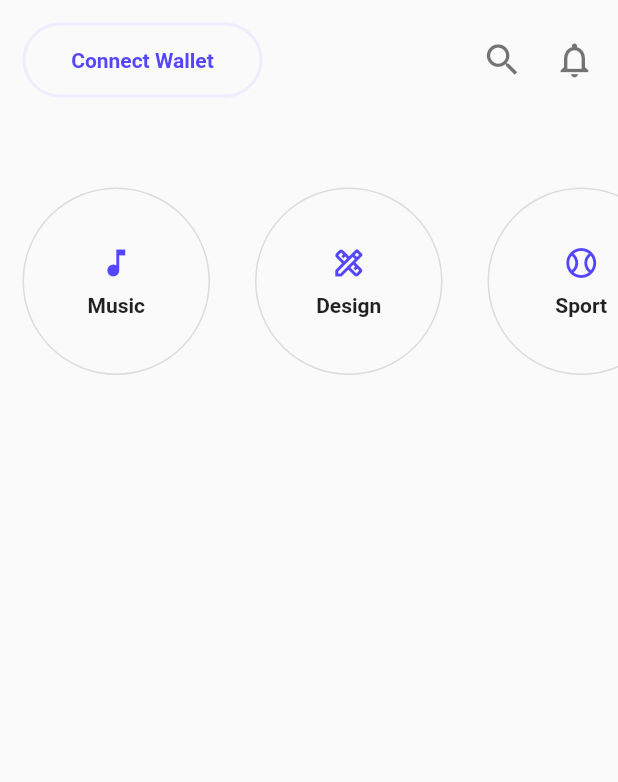
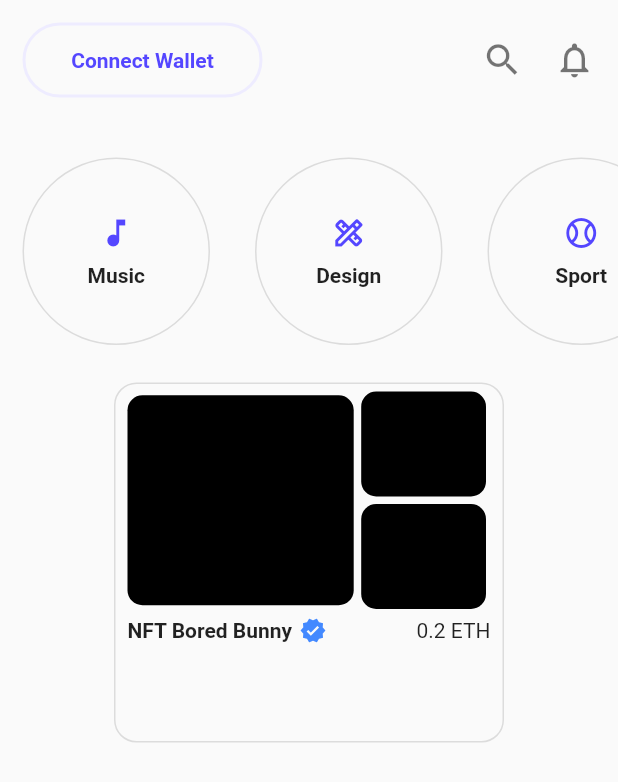
Before and after one commit to ZRShamim/nft_market, a Flutter app: the HomePage screen opened directly, on a phone screen of 412 x 824 dp. Shown: the top 782 px of the screen. Run offline on Flutter 3.47's test engine with Material 2 defaults, Android fonts, the phone set to English and light mode, and no system bars; our stand-ins replace email_validator, firebase_auth, firebase_core, flutter_inset_box_shadow, google_sign_in, shared_preferences; accounts and stored records are empty.

Commit message:
grouped section working ongoing

```diff
--- a/lib/view/main_pages/home_page.dart
+++ b/lib/view/main_pages/home_page.dart
@@ -1,4 +1,5 @@
 import 'package:flutter/material.dart';
+import 'widgets/genre_container.dart';
 
 class HomePage extends StatelessWidget {
   const HomePage({Key? key}) : super(key: key);
@@ -59,7 +60,7 @@ class HomePage extends StatelessWidget {
               ),
             ),
             const SizedBox(
-              height: 30,
+              height: 10,
             ),
             // Search by genre section
             SingleChildScrollView(
@@ -80,7 +81,15 @@ class HomePage extends StatelessWidget {
                   ),
                 ],
               ),
-            )
+            ),
+            SizedBox(
+              height: 10,
+            ),
+            // group section
+            const GroupContainer()
+            // Hot Collection
+            // Top sellers
+            // Top buyers
           ],
         ),
       ),
@@ -88,42 +97,94 @@ class HomePage extends StatelessWidget {
   }
 }
 
-class GenreContainer extends StatelessWidget {
-  const GenreContainer({
+class GroupContainer extends StatelessWidget {
+  const GroupContainer({
     Key? key,
-    required this.icon,
-    required this.text,
   }) : super(key: key);
-
-  final IconData icon;
-  final String text;
 
   @override
   Widget build(BuildContext context) {
+    double size = 260;
     return Container(
-      margin: const EdgeInsets.all(15),
-      width: 125,
-      height: 125,
+      padding: const EdgeInsets.symmetric(horizontal: 8),
+      width: size,
+      height: 240,
       decoration: BoxDecoration(
+        // color: Colors.black,
+        borderRadius: BorderRadius.circular(15),
         border: Border.all(
           color: Colors.black12,
         ),
-        borderRadius: BorderRadius.circular(100),
       ),
       child: Column(
-        mainAxisAlignment: MainAxisAlignment.center,
         children: [
-          Icon(
-            icon,
-            color: const Color(0xff5446FF),
+          Padding(
+            padding: const EdgeInsets.symmetric(vertical: 5),
+            child: Row(
+              // mainAxisAlignment: MainAxisAlignment.center,
+              children: [
+                Container(
+                  width: size * 0.58,
+                  height: 140,
+                  decoration: BoxDecoration(
+                    color: Colors.black,
+                    borderRadius: BorderRadius.circular(10),
+                  ),
+                ),
+                const SizedBox(
+                  width: 5,
+                ),
+                Column(
+                  children: [
+                    Container(
+                      width: size * 0.32,
+                      height: 70,
+                      decoration: BoxDecoration(
+                        color: Colors.black,
+                        borderRadius: BorderRadius.circular(10),
+                      ),
+                    ),
+                    const SizedBox(
+                      height: 5,
+                    ),
+                    Container(
+                      width: size * 0.32,
+                      height: 70,
+                      decoration: BoxDecoration(
+                        color: Colors.black,
+                        borderRadius: BorderRadius.circular(10),
+                      ),
+                    ),
+                  ],
+                )
+              ],
+            ),
           ),
-          SizedBox(
-            height: 8,
-          ),
-          Text(
-            text,
-            style: TextStyle(fontSize: 14, fontWeight: FontWeight.w700),
-          ),
+          Row(
+            mainAxisAlignment: MainAxisAlignment.spaceBetween,
+            children: [
+              Row(
+                children: const [
+                  Text(
+                    'NFT Bored Bunny',
+                    style: TextStyle(
+                      fontSize: 14,
+                      fontWeight: FontWeight.w700,
+                    ),
+                  ),
+                  SizedBox(
+                    width: 5,
+                  ),
+                  Icon(
+                    Icons.verified,
+                    size: 18,
+                    color: Color(0xff4389FF),
+                  )
+                ],
+              ),
+              const Text('0.2 ETH'),
+            ],
+          )
         ],
       ),
     );
```
